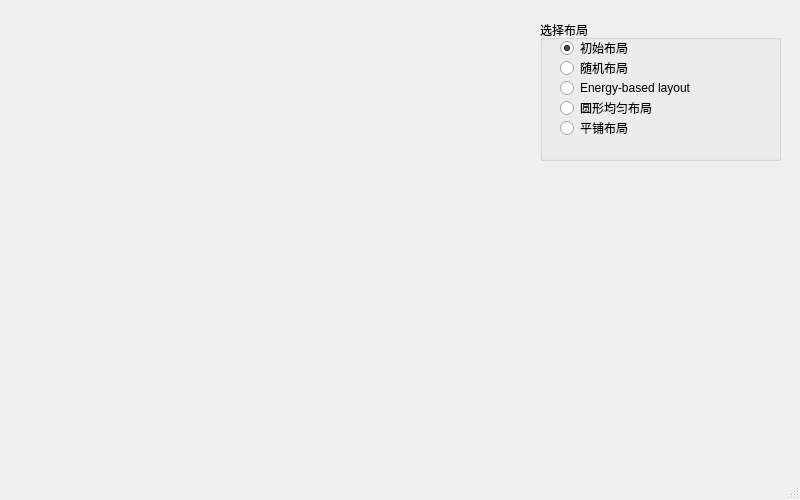
Imanity/GraphView, file paperconferenceauthorwindow.ui: the form before one commit.
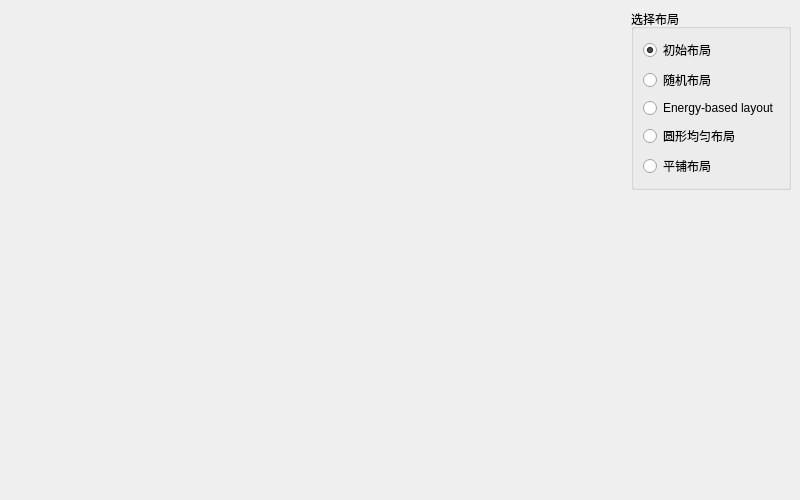
The form after the commit.

Commit message: 更改ui

Patch:
```diff
--- a/paperconferenceauthorwindow.ui
+++ b/paperconferenceauthorwindow.ui
@@ -20,30 +20,33 @@
    <property name="mouseTracking">
     <bool>true</bool>
    </property>
+   <layout class="QHBoxLayout" name="horizontalLayout">
+    <item>
+     <spacer name="horizontalSpacer">
+      <property name="orientation">
+       <enum>Qt::Horizontal</enum>
+      </property>
+      <property name="sizeHint" stdset="0">
+       <size>
+        <width>581</width>
+        <height>20</height>
+       </size>
+      </property>
+     </spacer>
+    </item>
+    <item>
+     <layout class="QVBoxLayout" name="verticalLayout_3">
+      <item>
    <widget class="QGroupBox" name="groupBox">
-    <property name="geometry">
-     <rect>
-      <x>540</x>
-      <y>20</y>
-      <width>241</width>
-      <height>141</height>
-     </rect>
-    </property>
     <property name="autoFillBackground">
      <bool>true</bool>
     </property>
     <property name="title">
      <string>选择布局</string>
     </property>
+        <layout class="QVBoxLayout" name="verticalLayout">
+         <item>
     <widget class="QRadioButton" name="initLayoutButton">
-     <property name="geometry">
-      <rect>
-       <x>20</x>
-       <y>20</y>
-       <width>89</width>
-       <height>16</height>
-      </rect>
-     </property>
      <property name="focusPolicy">
       <enum>Qt::NoFocus</enum>
      </property>
@@ -54,15 +57,9 @@
       <bool>true</bool>
      </property>
     </widget>
+         </item>
+         <item>
     <widget class="QRadioButton" name="randomLayoutButton">
-     <property name="geometry">
-      <rect>
-       <x>20</x>
-       <y>40</y>
-       <width>89</width>
-       <height>16</height>
-      </rect>
-     </property>
      <property name="focusPolicy">
       <enum>Qt::NoFocus</enum>
      </property>
@@ -70,15 +67,9 @@
       <string>随机布局</string>
      </property>
     </widget>
+         </item>
+         <item>
     <widget class="QRadioButton" name="FmmmLayoutButton">
-     <property name="geometry">
-      <rect>
-       <x>20</x>
-       <y>60</y>
-       <width>141</width>
-       <height>16</height>
-      </rect>
-     </property>
      <property name="focusPolicy">
       <enum>Qt::NoFocus</enum>
      </property>
@@ -86,15 +77,9 @@
       <string>Energy-based layout</string>
      </property>
     </widget>
+         </item>
+         <item>
     <widget class="QRadioButton" name="circleLayoutButton">
-     <property name="geometry">
-      <rect>
-       <x>20</x>
-       <y>80</y>
-       <width>101</width>
-       <height>16</height>
-      </rect>
-     </property>
      <property name="focusPolicy">
       <enum>Qt::NoFocus</enum>
      </property>
@@ -102,15 +87,9 @@
       <string>圆形均匀布局</string>
      </property>
     </widget>
+         </item>
+         <item>
     <widget class="QRadioButton" name="formLayoutButton">
-     <property name="geometry">
-      <rect>
-       <x>20</x>
-       <y>100</y>
-       <width>89</width>
-       <height>16</height>
-      </rect>
-     </property>
      <property name="focusPolicy">
       <enum>Qt::NoFocus</enum>
      </property>
@@ -118,19 +97,27 @@
       <string>平铺布局</string>
      </property>
     </widget>
-   </widget>
-  </widget>
-  <widget class="QMenuBar" name="menubar">
-   <property name="geometry">
-    <rect>
-     <x>0</x>
-     <y>0</y>
-     <width>800</width>
-     <height>23</height>
-    </rect>
-   </property>
+         </item>
+        </layout>
+       </widget>
+      </item>
+      <item>
+       <spacer name="verticalSpacer">
+        <property name="orientation">
+         <enum>Qt::Vertical</enum>
+        </property>
+        <property name="sizeHint" stdset="0">
+         <size>
+          <width>20</width>
+          <height>9999</height>
+         </size>
+        </property>
+       </spacer>
+      </item>
+     </layout>
+    </item>
+   </layout>
   </widget>
-  <widget class="QStatusBar" name="statusbar"/>
  </widget>
  <resources/>
  <connections/>
```
Lines whose indentation alone changed are shown as unchanged.
